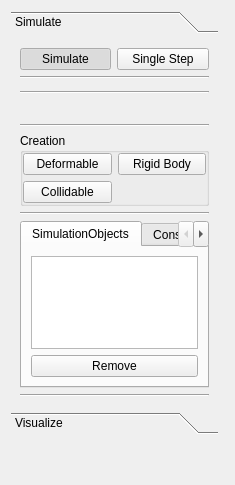
First picture: the form in src/simulation/ui/SimulationUIWidget.ui, repository danielroth1/CAE, before the edit.
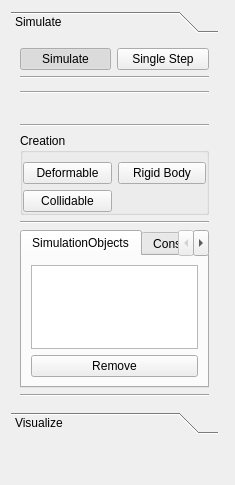
Second picture: the form after the edit. Custom widgets are drawn as their Qt base class.

```diff
--- a/src/simulation/ui/SimulationUIWidget.ui
+++ b/src/simulation/ui/SimulationUIWidget.ui
@@ -46,8 +46,8 @@
        <rect>
         <x>0</x>
         <y>0</y>
-        <width>197</width>
-        <height>374</height>
+        <width>208</width>
+        <height>392</height>
        </rect>
       </property>
       <attribute name="label">
@@ -105,7 +105,7 @@
               <number>0</number>
              </property>
              <property name="topMargin">
-              <number>0</number>
+              <number>9</number>
              </property>
              <property name="rightMargin">
               <number>0</number>
```
Left out of the diff: 6 changed lines with no effect on the pictures.
